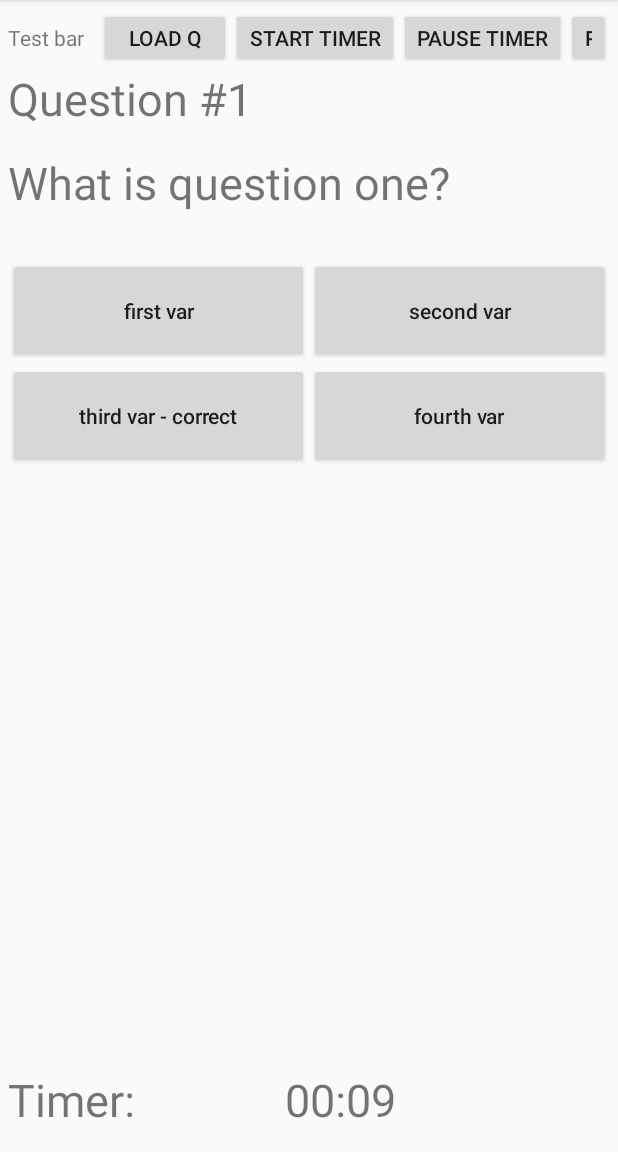
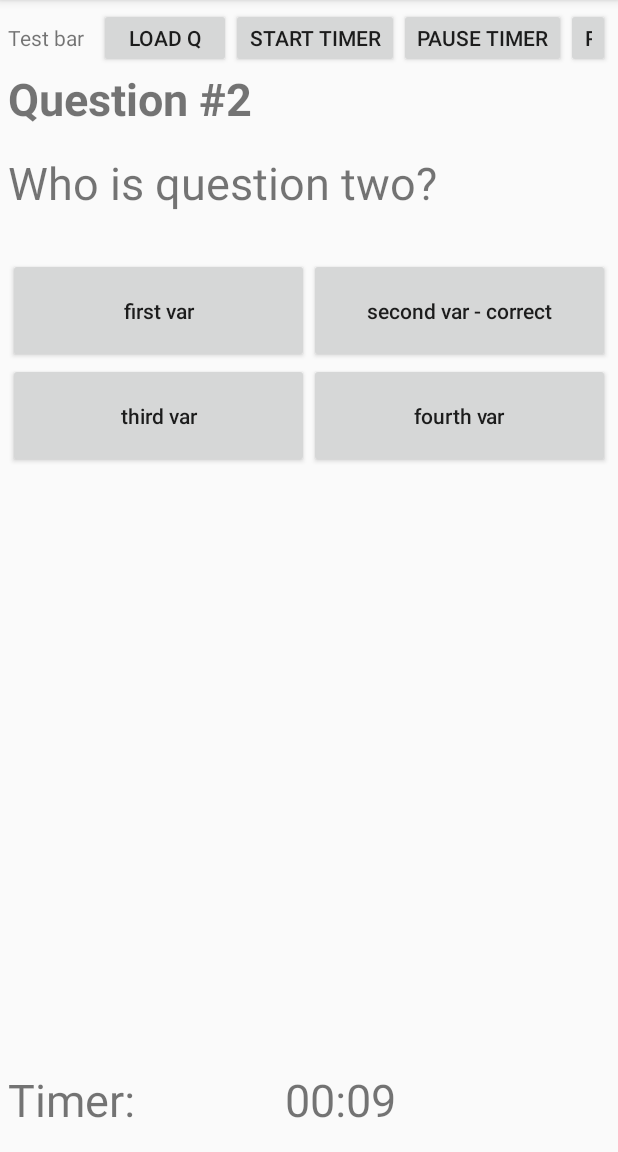
Before and after one commit to Mikekeke/LiftGameClient, an Android app: the fragment QuestionFragment placed in its activity, after a tap on "LOAD Q", on a phone screen of 412 x 824 dp, the part 84-1236 px from its top. Run offline under Robolectric (Android 15) with nearby library versions, the phone set to English and light mode, and no system bars.

Commit message:
question check and some more

```diff
--- a/app/src/main/java/smartlift/ibesk/ru/smartliftclient/MainActivity.java
+++ b/app/src/main/java/smartlift/ibesk/ru/smartliftclient/MainActivity.java
@@ -3,7 +3,9 @@ package smartlift.ibesk.ru.smartliftclient;
 import android.os.Bundle;
 import android.support.v4.app.Fragment;
 import android.support.v7.app.AppCompatActivity;
+import android.util.Log;
 import android.view.View;
+import android.widget.FrameLayout;
 
 import smartlift.ibesk.ru.smartliftclient.fragments.QuestionFragment;
 import smartlift.ibesk.ru.smartliftclient.utils.JsonHolder;
@@ -11,12 +13,15 @@ import smartlift.ibesk.ru.smartliftclient.utils.LiftTimer;
 import smartlift.ibesk.ru.smartliftclient.views.TimerTextView;
 
 public class MainActivity extends AppCompatActivity implements View.OnClickListener,
-        QuestionFragment.AnswerListener {
+        QuestionFragment.AnswerListener, LiftTimer.TimeFinishListener {
+
 
     private TimerTextView mTimerTv;
     private final long TEST_TIME = 10 * 1000;
     private long DEADLINE = 6 * 1000;
     private LiftTimer mLiftTimer;
+    private QuestionFragment mQFragment;
+    private FrameLayout container;
 
     @Override
     protected void onCreate(Bundle savedInstanceState) {
@@ -25,15 +30,19 @@ public class MainActivity extends AppCompatActivity implements View.OnClickListe
         mTimerTv = (TimerTextView) findViewById(R.id.timerTv);
         mTimerTv.setDeadline(DEADLINE);
         mTimerTv.setTimerText(TEST_TIME);
-        mLiftTimer = new LiftTimer(TEST_TIME, mTimerTv);
+        mLiftTimer = new LiftTimer(TEST_TIME, mTimerTv, this);
         findViewById(R.id.btnLoadQuestion).setOnClickListener(this);
         findViewById(R.id.btnStartTimer).setOnClickListener(this);
         findViewById(R.id.btnPauseTimer).setOnClickListener(this);
         findViewById(R.id.btnResetTimer).setOnClickListener(this);
+        findViewById(R.id.btnCheck).setOnClickListener(this);
+        findViewById(R.id.btnAnswer).setOnClickListener(this);
+        container = (FrameLayout) findViewById(R.id.fragment_container);
     }
 
     private void startQuestion() {
         insertQuestionFragment();
+        container.setEnabled(true);
         if (mLiftTimer != null) {
             mLiftTimer.start();
         }
@@ -59,14 +68,26 @@ public class MainActivity extends AppCompatActivity implements View.OnClickListe
                 if (mLiftTimer != null) {
                     mLiftTimer.reset();
                 }
+                break;
+            case R.id.btnCheck:
+                if (mQFragment != null) {
+                    mQFragment.check();
+                }
+                break;
+            case R.id.btnAnswer:
+                if (mQFragment != null) {
+                    mQFragment.showAnswer();
+                }
             default: // empty
         }
     }
 
     private void insertQuestionFragment() {
-        Fragment fragment = QuestionFragment.newInstance(JsonHolder.JSON);
+        String question = JsonHolder.getQuestion();
+        Fragment fragment = QuestionFragment.newInstance(question);
         getSupportFragmentManager().beginTransaction()
-                .replace(R.id.fragment_container, fragment).commit();
+                .replace(container.getId(), fragment).commit();
+        mQFragment = (QuestionFragment) fragment;
     }
 
     @Override
@@ -75,4 +96,12 @@ public class MainActivity extends AppCompatActivity implements View.OnClickListe
             mLiftTimer.pause();
         }
     }
+
+    @Override
+    public void onTimeFinish() {
+        Log.d("qq", "onTimeFinish: ");
+        if (mQFragment != null) {
+            getSupportFragmentManager().beginTransaction().remove(mQFragment).commit();
+        }
+    }
 }
--- a/app/src/main/java/smartlift/ibesk/ru/smartliftclient/fragments/QuestionFragment.java
+++ b/app/src/main/java/smartlift/ibesk/ru/smartliftclient/fragments/QuestionFragment.java
@@ -9,22 +9,29 @@ import android.view.View;
 import android.view.ViewGroup;
 import android.widget.Button;
 import android.widget.TextView;
+import android.widget.Toast;
 
 import com.google.gson.Gson;
 import com.google.gson.stream.JsonReader;
 
 import java.io.StringReader;
+import java.util.HashMap;
+import java.util.Map;
 
 import smartlift.ibesk.ru.smartliftclient.R;
 import smartlift.ibesk.ru.smartliftclient.model.Question;
+import smartlift.ibesk.ru.smartliftclient.views.BtnGroupUtil;
 
-public class QuestionFragment extends Fragment implements View.OnClickListener{
+public class QuestionFragment extends Fragment implements View.OnClickListener {
     private static final String ARG_QUESTION = "param1";
     private static Gson gson = new Gson();
 
     private Question mQ;
+    private int mCorrectVar;
 
     private AnswerListener mListener;
+    private BtnGroupUtil mBtnGroup;
+    private TextView mAnswertV;
 
     public QuestionFragment() {
         // Required empty public constructor
@@ -55,7 +62,7 @@ public class QuestionFragment extends Fragment implements View.OnClickListener{
 
     @Override
     public View onCreateView(LayoutInflater inflater, ViewGroup container,
-            Bundle savedInstanceState) {
+                             Bundle savedInstanceState) {
         // Inflate the layout for this fragment
         View v = inflater.inflate(R.layout.fragment_question, container, false);
         if (mQ != null) {
@@ -63,19 +70,25 @@ public class QuestionFragment extends Fragment implements View.OnClickListener{
             qNameTv.setText(mQ.getName());
             TextView qTextTv = (TextView) v.findViewById(R.id.q_text);
             qTextTv.setText(mQ.getQuestion());
+            mCorrectVar = mQ.getCorrectVar();
+            mAnswertV = (TextView) v.findViewById(R.id.q_answer);
+            mAnswertV.setText(mQ.getAnswer());
 
+            // Setting up buttons
+            Map<Integer, Button> buttonsMap = new HashMap<>();
             Button v1btn = (Button) v.findViewById(R.id.v_1);
-            v1btn.setOnClickListener(this);
-            v1btn.setText(mQ.getVariants()[0].getText());
+            v1btn.setText(mQ.getVariants().get(1).getText());
+            buttonsMap.put(1, v1btn);
             Button v2btn = (Button) v.findViewById(R.id.v_2);
-            v2btn.setOnClickListener(this);
-            v2btn.setText(mQ.getVariants()[1].getText());
+            v2btn.setText(mQ.getVariants().get(2).getText());
+            buttonsMap.put(2, v2btn);
             Button v3btn = (Button) v.findViewById(R.id.v_3);
-            v3btn.setOnClickListener(this);
-            v3btn.setText(mQ.getVariants()[2].getText());
+            v3btn.setText(mQ.getVariants().get(3).getText());
+            buttonsMap.put(3, v3btn);
             Button v4btn = (Button) v.findViewById(R.id.v_4);
-            v4btn.setOnClickListener(this);
-            v4btn.setText(mQ.getVariants()[3].getText());
+            v4btn.setText(mQ.getVariants().get(4).getText());
+            buttonsMap.put(4, v4btn);
+            mBtnGroup = new BtnGroupUtil(this, buttonsMap);
         }
         return v;
     }
@@ -102,6 +115,22 @@ public class QuestionFragment extends Fragment implements View.OnClickListener{
         if (mListener != null) {
             mListener.onAnswer();
         }
+        if (mBtnGroup != null) {
+            mBtnGroup.handleColoring(v.getId());
+        }
+    }
+
+    public void check() {
+        boolean correct = mBtnGroup.handleCheck(mCorrectVar);
+        Toast.makeText(getContext(), correct ? "Correct!" : "Error!", Toast.LENGTH_SHORT).show();
+    }
+
+    public void showAnswer() {
+        if (mAnswertV != null) {
+            mAnswertV.setVisibility(
+                    mAnswertV.getVisibility() == View.GONE ? View.VISIBLE : View.GONE);
+        }
+
     }
 
     /**
--- a/app/src/main/java/smartlift/ibesk/ru/smartliftclient/model/Question.java
+++ b/app/src/main/java/smartlift/ibesk/ru/smartliftclient/model/Question.java
@@ -1,6 +1,7 @@
 package smartlift.ibesk.ru.smartliftclient.model;
 
 import java.io.Serializable;
+import java.util.Map;
 
 /**
  * Created by Mikekeke on 27-Jan-17.
@@ -9,11 +10,11 @@ import java.io.Serializable;
 public class Question implements Serializable{
     private int num;
     private String name;
-    private String question;
-    private Variant[] variants;
-    private short correctVar;
+    private String question, answer;
+    private Map<Integer, Variant> variants;
+    private int correctVar;
 
-    public short getCorrectVar() {
+    public int getCorrectVar() {
         return correctVar;
     }
 
@@ -41,10 +42,14 @@ public class Question implements Serializable{
         return status;
     }
 
-    public Variant[] getVariants() {
+    public Map<Integer, Variant> getVariants() {
         return variants;
     }
 
     private QStatus status;
     private String img1, img2;
+
+    public String getAnswer() {
+        return answer;
+    }
 }
--- a/app/src/main/java/smartlift/ibesk/ru/smartliftclient/utils/JsonHolder.java
+++ b/app/src/main/java/smartlift/ibesk/ru/smartliftclient/utils/JsonHolder.java
@@ -5,8 +5,20 @@ package smartlift.ibesk.ru.smartliftclient.utils;
  */
 
 public final class JsonHolder {
-    public static final String JSON =
-            "{\"num\":1,\"name\":\"Question #1\",\"question\":\"What is question one?\",\"variants\":[{\"num\":1,\"text\":\"first var\"},{\"num\":2,\"text\":\"second var\"},{\"num\":3,\"text\":\"third var - correct\"},{\"num\":4,\"text\":\"fourth var\"}],\"correctVar\":3,\"answer\":\"answer to question one\",\"status\":{\"value\":-1},\"ing1\":\"\",\"img2\":\"\"},{\"num\":2,\"name\":\"Question #2\",\"question\":\"Who is question two?\",\"variants\":[{\"num\":1,\"text\":\"first var\"},{\"num\":2,\"text\":\"second var - correct\"}";
-    public static final String JSON_ARR =
-            "[{\"num\":1,\"name\":\"Question #1\",\"question\":\"What is question one?\",\"variants\":[{\"num\":1,\"text\":\"first var\"},{\"num\":2,\"text\":\"second var\"},{\"num\":3,\"text\":\"third var - correct\"},{\"num\":4,\"text\":\"fourth var\"}],\"correctVar\":3,\"answer\":\"answer to question one\",\"status\":{\"value\":-1},\"ing1\":\"\",\"img2\":\"\"},{\"num\":2,\"name\":\"Question #2\",\"question\":\"Who is question two?\",\"variants\":[{\"num\":1,\"text\":\"first var\"},{\"num\":2,\"text\":\"second var - correct\"},{\"num\":3,\"text\":\"third var\"},{\"num\":4,\"text\":\"fourth var\"}],\"correctVar\":2,\"answer\":\"answer to question one\",\"status\":{\"value\":-1},\"ing1\":\"\",\"img2\":\"\"}]";
+    public static final String JSON1 =
+            "{\"num\":1,\"name\":\"Question #1\",\"question\":\"What is question one?\",\"variants\":{\"1\":{\"num\":\"1\",\"text\":\"first var\"},\"2\":{\"num\":\"2\",\"text\":\"second var\"},\"3\":{\"num\":\"3\",\"text\":\"third var - correct\"},\"4\":{\"num\":\"4\",\"text\":\"fourth var\"}},\"correctVar\":3,\"answer\":\"answer to question one\",\"status\":{\"value\":-1},\"ing1\":\"\",\"img2\":\"\"}";
+
+    public static final String JSON2 =
+            "{\"num\":2,\"name\":\"Question #2\",\"question\":\"Who is question two?\",\"variants\":{\"1\":{\"num\":\"1\",\"text\":\"first var\"},\"2\":{\"num\":\"2\",\"text\":\"second var - correct\"},\"3\":{\"num\":\"3\",\"text\":\"third var\"},\"4\":{\"num\":\"4\",\"text\":\"fourth var\"}},\"correctVar\":2,\"answer\":\"answer to question TWO\",\"status\":{\"value\":-1},\"ing1\":\"\",\"img2\":\"\"}";
+
+
+    public static final String[] JSON_ARR = {JSON1, JSON2};
+
+    private static int cnt = 0;
+    public static String getQuestion() {
+        String j = JSON_ARR[cnt];
+        cnt++;
+        if (cnt >= JSON_ARR.length) cnt = 0;
+        return j;
+    }
 }
--- a/app/src/main/java/smartlift/ibesk/ru/smartliftclient/utils/LiftTimer.java
+++ b/app/src/main/java/smartlift/ibesk/ru/smartliftclient/utils/LiftTimer.java
@@ -10,10 +10,17 @@ public class LiftTimer {
     private TimerTextView mTv;
     private CountDownTimer mTimer;
 
-    public LiftTimer(long timeLeft, TimerTextView tv) {
+    public interface TimeFinishListener {
+        void onTimeFinish();
+    }
+
+    private TimeFinishListener mFinishListener;
+
+    public LiftTimer(long timeLeft, TimerTextView tv, TimeFinishListener listener) {
         mInitialTime = timeLeft;
         mTimeLeft = timeLeft;
         mTv = tv;
+        mFinishListener = listener;
     }
 
     public void start() {
@@ -29,6 +36,9 @@ public class LiftTimer {
             public void onFinish() {
                 mTv.finish();
                 mTimeLeft = 0;
+                if (mFinishListener != null) {
+                    mFinishListener.onTimeFinish();
+                }
             }
         }.start();
     }
--- /dev/null
+++ b/app/src/main/java/smartlift/ibesk/ru/smartliftclient/views/BtnGroupUtil.java
@@ -0,0 +1,52 @@
+package smartlift.ibesk.ru.smartliftclient.views;
+
+import android.graphics.Color;
+import android.graphics.drawable.Drawable;
+import android.view.View;
+import android.widget.Button;
+
+import java.util.HashMap;
+import java.util.Map;
+
+/**
+ * Created by Mikekeke on 30-Jan-17.
+ */
+
+public class BtnGroupUtil {
+    private Drawable mDefBg;
+    private Drawable mClickedBg;
+    private Map<Integer, Button> mButtonsMap = new HashMap<>();
+    private Map<Integer, Integer> mVarId2BtnId = new HashMap<>();
+    private int mCurrentClickedId = -1;
+
+    public BtnGroupUtil(View.OnClickListener listener, Map<Integer, Button> buttons) {
+        for (Map.Entry<Integer, Button> entry : buttons.entrySet()) {
+            Button button = entry.getValue();
+            button.setOnClickListener(listener);
+            mButtonsMap.put(button.getId(), entry.getValue());
+            mVarId2BtnId.put(entry.getKey(), button.getId());
+        }
+        mDefBg = buttons.get(1).getBackground();
+    }
+
+    public void handleColoring(int id) {
+        if (mCurrentClickedId != -1) {
+            mButtonsMap.get(mCurrentClickedId).setBackground(mDefBg);
+        }
+        mCurrentClickedId = id;
+        mButtonsMap.get(mCurrentClickedId).setBackgroundColor(Color.YELLOW);
+    }
+
+
+    public boolean handleCheck(int correctVar) {
+        if (mCurrentClickedId == -1) return false;
+        if (mCurrentClickedId == mVarId2BtnId.get(correctVar)) {
+            mButtonsMap.get(mCurrentClickedId).setBackgroundColor(Color.GREEN);
+            return true;
+        } else {
+            mButtonsMap.get(mCurrentClickedId).setBackgroundColor(Color.RED);
+            mButtonsMap.get(mVarId2BtnId.get(correctVar)).setBackgroundColor(Color.GREEN);
+            return false;
+        }
+    }
+}
--- a/app/src/main/res/layout/activity_main.xml
+++ b/app/src/main/res/layout/activity_main.xml
@@ -46,6 +46,17 @@
             android:layout_height="match_parent"
             android:id="@+id/btnResetTimer"
             android:text="Reset"/>
+
+        <Button
+            android:layout_width="wrap_content"
+            android:layout_height="match_parent"
+            android:id="@+id/btnCheck"
+            android:text="Check"/>
+        <Button
+            android:layout_width="wrap_content"
+            android:layout_height="match_parent"
+            android:id="@+id/btnAnswer"
+            android:text="Answer"/>
     </LinearLayout>
 
     <!--Timer panel-->
--- a/app/src/main/res/layout/fragment_question.xml
+++ b/app/src/main/res/layout/fragment_question.xml
@@ -11,8 +11,8 @@
         android:layout_height="wrap_content"
         android:layout_alignParentTop="true"
         android:layout_marginBottom="15dp"
-        android:text="@string/hello_blank_fragment"
         android:textSize="30sp"
+        android:textStyle="bold"
         tools:text="Question name" />
 
     <TextView
@@ -24,11 +24,23 @@
         android:textSize="30sp"
         tools:text="Question text text text text text" />
 
+    <TextView
+        android:id="@+id/q_answer"
+        android:layout_width="match_parent"
+        android:layout_height="wrap_content"
+        android:layout_below="@+id/q_text"
+        android:layout_marginBottom="30dp"
+        android:textSize="24sp"
+        android:textStyle="italic"
+        android:textAlignment="center"
+        tools:text="Question text text text text text"
+        android:visibility="gone"/>
+
     <!--buttons-->
     <LinearLayout
         android:layout_width="match_parent"
         android:layout_height="wrap_content"
-        android:layout_below="@id/q_text"
+        android:layout_below="@id/q_answer"
         android:orientation="vertical">
 
         <LinearLayout
--- a/app/src/main/res/values/colors.xml
+++ b/app/src/main/res/values/colors.xml
@@ -3,4 +3,5 @@
     <color name="colorPrimary">#3F51B5</color>
     <color name="colorPrimaryDark">#303F9F</color>
     <color name="colorAccent">#FF4081</color>
+    <color name="colorClicked">#ff5640</color>
 </resources>
```
Also changed, not shown: app/src/main/res/drawable/bg_pressed_btn.xml (added, +12 -0 lines).
